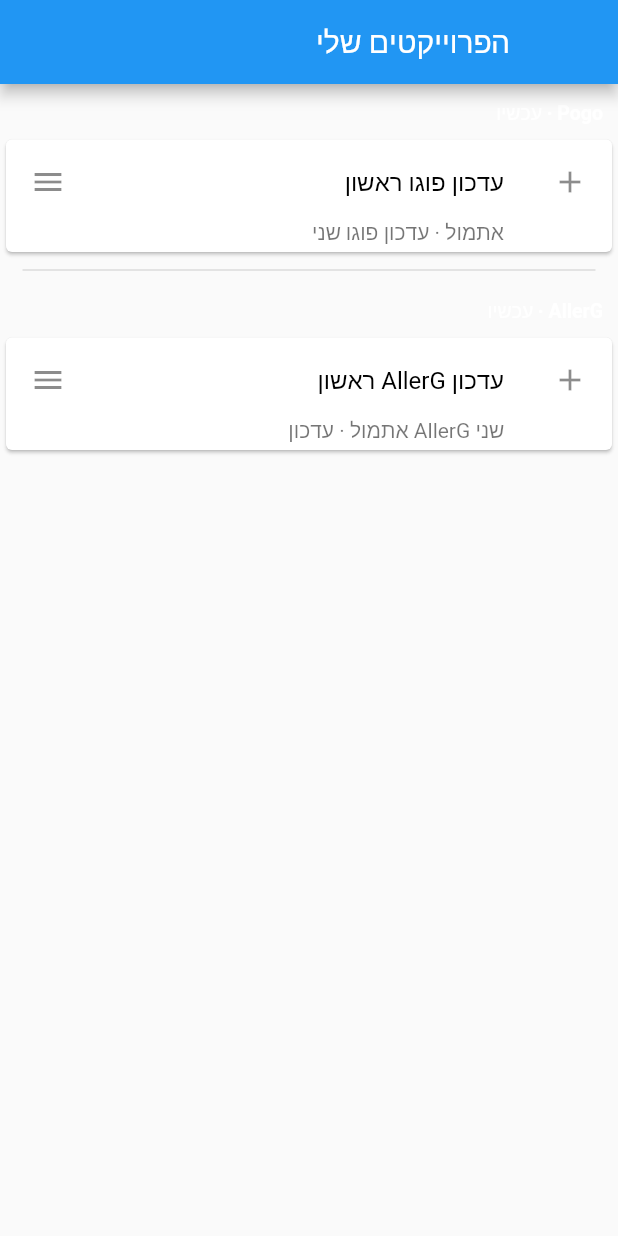
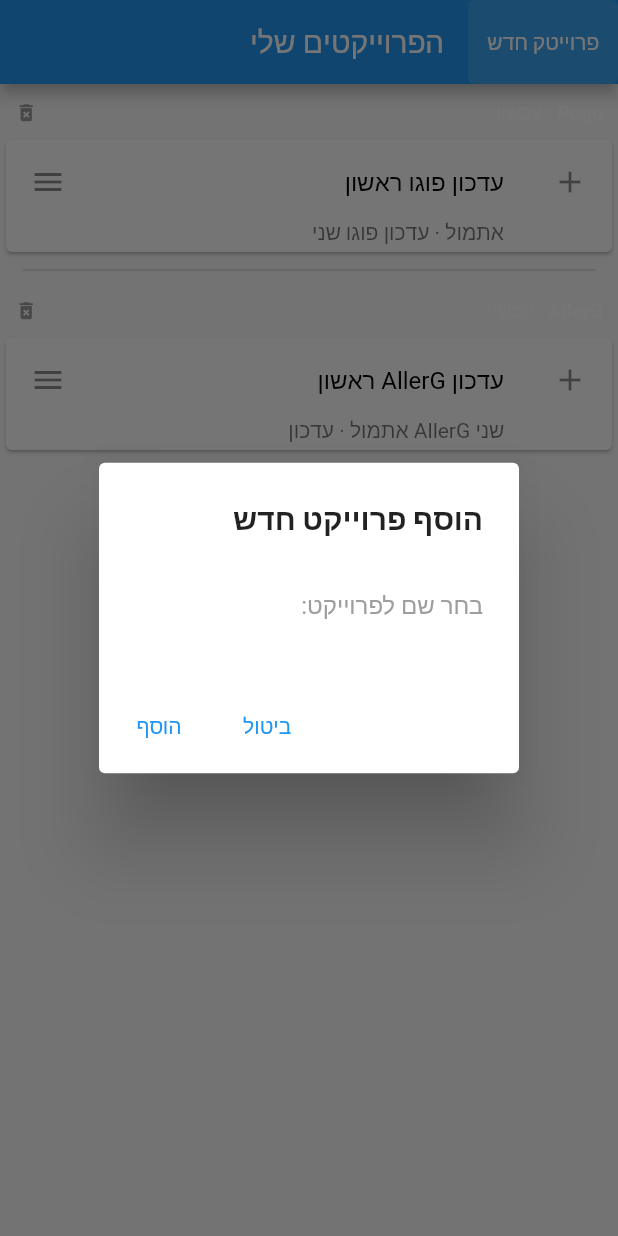
Before and after one commit to idan054/simple.manage.app, a Flutter app: the screen it shows after launch, after a tap on "פרוייטק חדש", on a phone screen of 412 x 824 dp. Run offline on Flutter 3.47's test engine with Material 2 defaults, Android fonts, the phone set to English and light mode, and no system bars.

Commit message:
V2: Delete proj option & more

```diff
--- /dev/null
+++ b/lib/dialog.dart
@@ -0,0 +1,84 @@
+// ignore_for_file: prefer_const_constructors, prefer_const_literals_to_create_immutables
+import 'package:flutter/material.dart';
+import 'helpers.dart';
+
+Future<String?> newProjDialog(context) async {
+  var nameController = TextEditingController();
+
+  return showDialog<String?>(
+    context: context,
+    builder: (BuildContext context) {
+      return Directionality(
+        textDirection: TextDirection.rtl,
+        child: AlertDialog(
+          title: const Text('הוסף פרוייקט חדש', style: TextStyle(fontWeight: FontWeight.bold),),
+          content: SingleChildScrollView(
+            child: ListBody(
+              children: <Widget>[
+                TextField(
+                  controller: nameController,
+                  decoration: myDeco('בחר שם לפרוייקט:', hintColor: Colors.grey),
+                )
+              ],
+            ),
+          ),
+          actions: <Widget>[
+            TextButton(
+              child: const Text('ביטול'),
+              onPressed: () {
+                Navigator.of(context).pop();
+              },
+            ),
+            TextButton(
+              child: const Text('הוסף'),
+              onPressed: () {
+                Navigator.pop(context, nameController.text);
+              },
+            ),
+          ],
+        ),
+      );
+    },
+  );
+}
+
+Future<bool?> ruSureDialog(context, String projectName) async {
+  var nameController = TextEditingController();
+
+  return showDialog<bool>(
+    context: context,
+    builder: (BuildContext context) {
+      return Directionality(
+        textDirection: TextDirection.rtl,
+        child: AlertDialog(
+          title: const Text('אתה בטוח שאתה מעוניין למחוק?', style: TextStyle(fontWeight: FontWeight.bold),),
+          content: SingleChildScrollView(
+            child: ListBody(
+              children: <Widget>[
+                TextField(
+                  controller: nameController,
+                  decoration: myDeco('היסטוריית פרוייקט '
+                      '$projectName' ' תמחק לתמיד.', hintColor: Colors.red[700]!),
+                )
+              ],
+            ),
+          ),
+          actions: <Widget>[
+            TextButton(
+              child: const Text('ביטול'),
+              onPressed: () {
+                Navigator.of(context).pop();
+              },
+            ),
+            TextButton(
+              child: const Text('מחק'),
+              onPressed: () {
+                Navigator.pop(context, true);
+              },
+            ),
+          ],
+        ),
+      );
+    },
+  );
+}
--- /dev/null
+++ b/lib/helpers.dart
@@ -0,0 +1,14 @@
+
+import 'package:flutter/material.dart';
+// ignore_for_file: prefer_const_constructors, prefer_const_literals_to_create_immutables
+
+InputDecoration myDeco(String hintText, {Color hintColor = Colors.black}) =>
+InputDecoration(
+  focusedBorder: OutlineInputBorder(
+  borderSide: BorderSide(color: Colors.grey[400]!, width: 2.0),
+  borderRadius: BorderRadius.circular(5.0),
+  ),
+  border: InputBorder.none,
+  hintStyle: TextStyle(color: hintColor),
+  hintText: hintText
+);
--- a/lib/main.dart
+++ b/lib/main.dart
@@ -13,6 +13,7 @@ class MyApp extends StatelessWidget {
   Widget build(BuildContext context) {
     return MaterialApp(
       title: 'Flutter Demo',
+      debugShowCheckedModeBanner: false,
       theme: ThemeData(
         primarySwatch: Colors.blue,
       ),
--- a/lib/mainPage.dart
+++ b/lib/mainPage.dart
@@ -1,14 +1,19 @@
 // ignore_for_file: prefer_const_constructors, prefer_const_literals_to_create_immutables
 import 'package:intl/intl.dart' as intl;
 import 'package:flutter/material.dart';
+import 'package:manage/helpers.dart';
+
+import 'dialog.dart';
 
 class ProjectData {
-  String? projectName;
+  String projectName;
   List<String> timeCreated = [];
   List<String> allUpdates = [];
 
   ProjectData(
-      {this.projectName, required this.timeCreated, required this.allUpdates});
+      {required this.projectName,
+      required this.timeCreated,
+      required this.allUpdates});
 }
 
 class MainPage extends StatefulWidget {
@@ -19,7 +24,7 @@ class MainPage extends StatefulWidget {
 }
 
 class _MainPageState extends State<MainPage> {
-  List<ProjectData> dummyData = [
+  List<ProjectData> projectsData = [
     ProjectData(
       projectName: "Pogo",
       allUpdates: [
@@ -53,17 +58,38 @@ class _MainPageState extends State<MainPage> {
     return Scaffold(
       appBar: AppBar(
         title: const Text('הפרוייקטים שלי'),
+        leadingWidth: 100,
         leading: TextButton(
-          onPressed: () {},
-          child: const Text('פרוייטק חדש'),
+          style: ButtonStyle(
+              backgroundColor: MaterialStateProperty.all(Colors.white12)),
+          onPressed: () async {
+            var formatTime = intl.DateFormat("(dd/MM) HH:mm");
+            var nowTime = formatTime.format(DateTime.now());
+
+            var projName = await newProjDialog(context);
+            if (projName != null && projName.isNotEmpty) {
+              projectsData.add(
+                ProjectData(
+                  projectName: projName.toString(),
+                  allUpdates: ['הפרוייקט נוצר!'],
+                  timeCreated: [nowTime],
+                ),
+              );
+              setState(() {});
+            }
+          },
+          child: const Text(
+            'פרוייטק חדש',
+            style: TextStyle(color: Colors.white),
+          ),
         ),
       ),
       body: ListView.builder(
-        itemCount: dummyData.length,
+        itemCount: projectsData.length,
         itemBuilder: (context, i) {
-          print('dummyData ${dummyData[i].projectName}');
-          print('dummyData ${dummyData[i].allUpdates}');
-          print('dummyData ${dummyData[i].timeCreated}');
+          print('dummyData ${projectsData[i].projectName}');
+          print('dummyData ${projectsData[i].allUpdates}');
+          print('dummyData ${projectsData[i].timeCreated}');
 
           return Column(
             children: [
@@ -74,23 +100,42 @@ class _MainPageState extends State<MainPage> {
                     indent: 15,
                     endIndent: 15),
               Container(
-                  margin: const EdgeInsets.only(top: 10, bottom: 5, right: 10),
+                  margin: const EdgeInsets.only(
+                      top: 10, bottom: 5, right: 10, left: 10),
                   alignment: Alignment.centerRight,
-                  child:
+                  child: Row(
+                    children: [
                       RichText(
                         textDirection: TextDirection.ltr,
                         text: TextSpan(
-                      children: <TextSpan> [
-                         TextSpan(text: dummyData[i].timeCreated[0], style: TextStyle(
-                             fontSize: 13 )),
-                        TextSpan(text: ' · ${dummyData[i].projectName}',
+                          children: <TextSpan>[
+                            TextSpan(
+                                text: projectsData[i].timeCreated[0],
+                                style: TextStyle(fontSize: 13)),
+                            TextSpan(
+                                text: ' · ${projectsData[i].projectName}',
                                 style: TextStyle(
-                                fontSize: 13,
-                                fontWeight: FontWeight.bold)),
+                                    fontSize: 13, fontWeight: FontWeight.bold)),
                           ],
-                    ),)
-
                         ),
+                      ),
+                      Spacer(),
+                      InkWell(
+                          onTap: () async {
+                            bool shouldDelete = await ruSureDialog(
+                                    context, projectsData[i].projectName) ?? false;
+                            if (shouldDelete) {
+                              projectsData.remove(projectsData[i]);
+                              setState(() {});
+                            }
+                          },
+                          child: Icon(
+                            Icons.delete_forever,
+                            color: Colors.grey,
+                            size: 15,
+                          )),
+                    ],
+                  )),
               buildCard(i),
             ],
           );
@@ -109,25 +154,19 @@ class _MainPageState extends State<MainPage> {
         leading: InkWell(
             onTap: () {
               if (lastedUpdate.text.isNotEmpty) {
-                dummyData[i].allUpdates.insert(0, lastedUpdate.text);
-                dummyData[i].timeCreated.insert(0, nowTime);
+                projectsData[i].allUpdates.insert(0, lastedUpdate.text);
+                projectsData[i].timeCreated.insert(0, nowTime);
                 setState(() {});
               }
             },
             child: Icon(Icons.add)),
         title: TextField(
             controller: lastedUpdate,
-          decoration: InputDecoration(
-              focusedBorder: OutlineInputBorder(
-                borderSide: BorderSide(color: Colors.grey[400]!, width: 2.0),
-                borderRadius: BorderRadius.circular(5.0),
-              ),
-              border: InputBorder.none,
-              hintStyle: TextStyle(color: Colors.black),
-              hintText: dummyData[i].allUpdates![0]),
-        ),
-        subtitle: Text(
-            "${dummyData[i].timeCreated[1]} · ${dummyData[i].allUpdates[1]}",
+            decoration: myDeco(projectsData[i].allUpdates[0])),
+        subtitle: projectsData[i].timeCreated.length == 1
+            ? null
+            : Text(
+                "${projectsData[i].timeCreated[1]} · ${projectsData[i].allUpdates[1]}",
                 textDirection: TextDirection.ltr,
                 textAlign: TextAlign.right,
               ),
```
Lines whose indentation alone changed are shown as unchanged.
